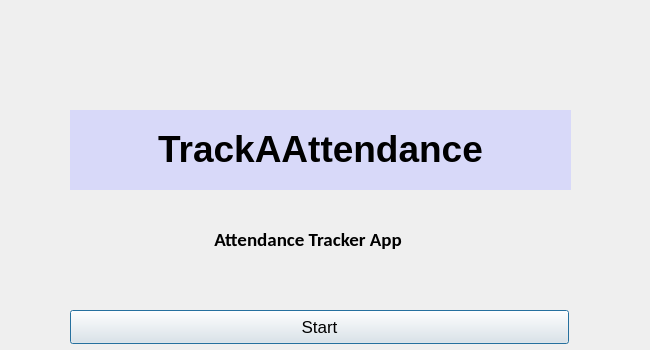
Above: mainwindow.ui from Ka3854/FaceRecognitionProject before the change. Below: the same form after it.
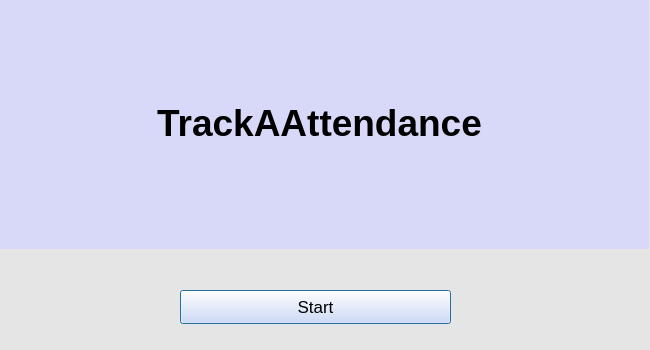
That is the form after the change. Icons and pictures are not drawn.

What changed in the file:
```diff
--- a/mainwindow.ui
+++ b/mainwindow.ui
@@ -24,60 +24,25 @@
     <normaloff>icon.png</normaloff>icon.png</iconset>
   </property>
   <property name="styleSheet">
-   <string notr="true"/>
+   <string notr="true">background-color: rgb(229, 229, 229);</string>
   </property>
   <widget class="QWidget" name="verticalLayoutWidget">
    <property name="geometry">
     <rect>
-     <x>70</x>
-     <y>110</y>
-     <width>501</width>
-     <height>80</height>
+     <x>-10</x>
+     <y>-1</y>
+     <width>661</width>
+     <height>191</height>
     </rect>
    </property>
-   <layout class="QVBoxLayout" name="verticalLayout">
-    <item>
-     <widget class="QLabel" name="label">
-      <property name="styleSheet">
-       <string notr="true">font: 75 14pt &quot;Palatino Linotype&quot;;
-border-top-color: rgb(6, 6, 6);
-background-color: rgb(216, 217, 249);
-</string>
-      </property>
-      <property name="text">
-       <string>&lt;html&gt;&lt;head/&gt;&lt;body&gt;&lt;p align=&quot;center&quot;&gt;&lt;span style=&quot; font-size:28pt; font-weight:600;&quot;&gt;TrackAAttendance&lt;/span&gt;&lt;/p&gt;&lt;/body&gt;&lt;/html&gt;</string>
-      </property>
-     </widget>
-    </item>
-   </layout>
-  </widget>
-  <widget class="QLabel" name="filelabel">
-   <property name="geometry">
-    <rect>
-     <x>210</x>
-     <y>200</y>
-     <width>499</width>
-     <height>78</height>
-    </rect>
-   </property>
-   <property name="font">
-    <font>
-     <family>Calibri</family>
-     <pointsize>14</pointsize>
-     <weight>75</weight>
-     <bold>true</bold>
-    </font>
-   </property>
-   <property name="text">
-    <string> Attendance Tracker App</string>
-   </property>
+   <layout class="QVBoxLayout" name="verticalLayout"/>
   </widget>
   <widget class="QPushButton" name="runButton">
    <property name="geometry">
     <rect>
-     <x>70</x>
-     <y>310</y>
-     <width>499</width>
+     <x>180</x>
+     <y>290</y>
+     <width>271</width>
      <height>34</height>
     </rect>
    </property>
@@ -88,12 +53,32 @@
     </font>
    </property>
    <property name="styleSheet">
-    <string notr="true">border-color: rgb(255, 0, 0);</string>
+    <string notr="true">border-color: rgb(227, 0, 0);
+background-color: rgb(215, 220, 255);</string>
    </property>
    <property name="text">
     <string>Start</string>
    </property>
   </widget>
+  <widget class="QLabel" name="label">
+   <property name="geometry">
+    <rect>
+     <x>-10</x>
+     <y>-2</y>
+     <width>659</width>
+     <height>251</height>
+    </rect>
+   </property>
+   <property name="styleSheet">
+    <string notr="true">font: 75 14pt &quot;Palatino Linotype&quot;;
+border-color: rgb(16, 16, 16);
+background-color: rgb(216, 217, 249);
+</string>
+   </property>
+   <property name="text">
+    <string>&lt;html&gt;&lt;head/&gt;&lt;body&gt;&lt;p align=&quot;center&quot;&gt;&lt;span style=&quot; font-size:28pt; font-weight:600;&quot;&gt;TrackAAttendance&lt;/span&gt;&lt;/p&gt;&lt;/body&gt;&lt;/html&gt;</string>
+   </property>
+  </widget>
  </widget>
  <resources>
   <include location="resource.qrc"/>
```
